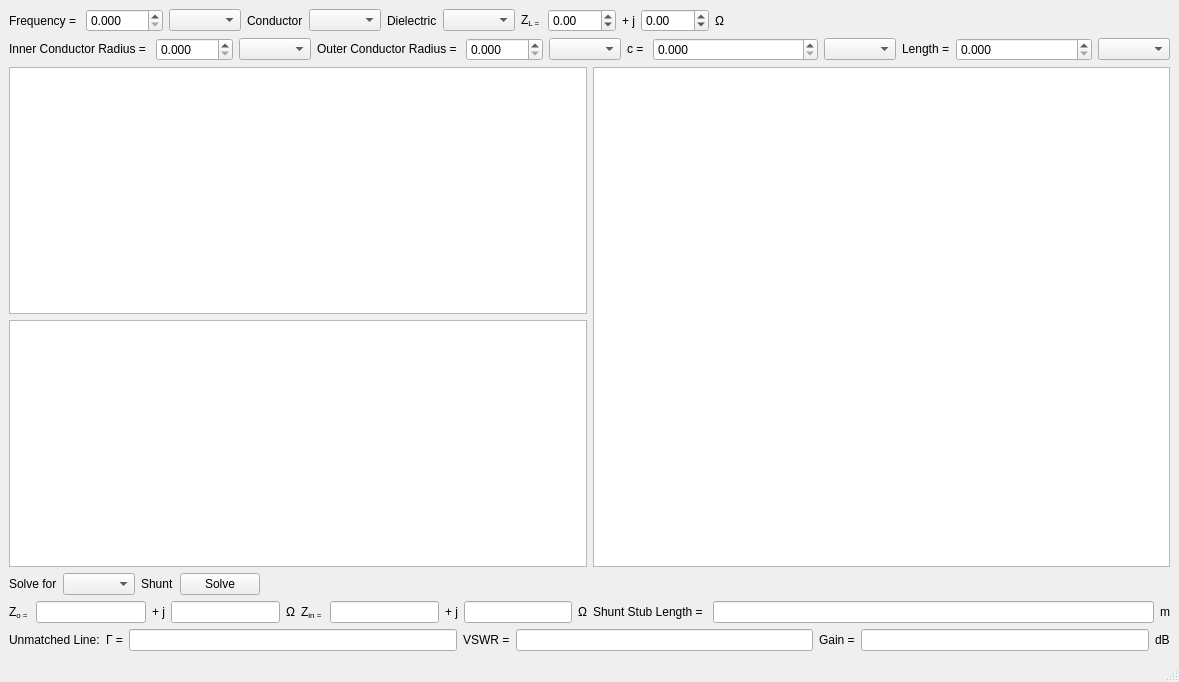
First picture: the form in main_gui.ui, repository cativenom/CoaxCableProject, before the edit.
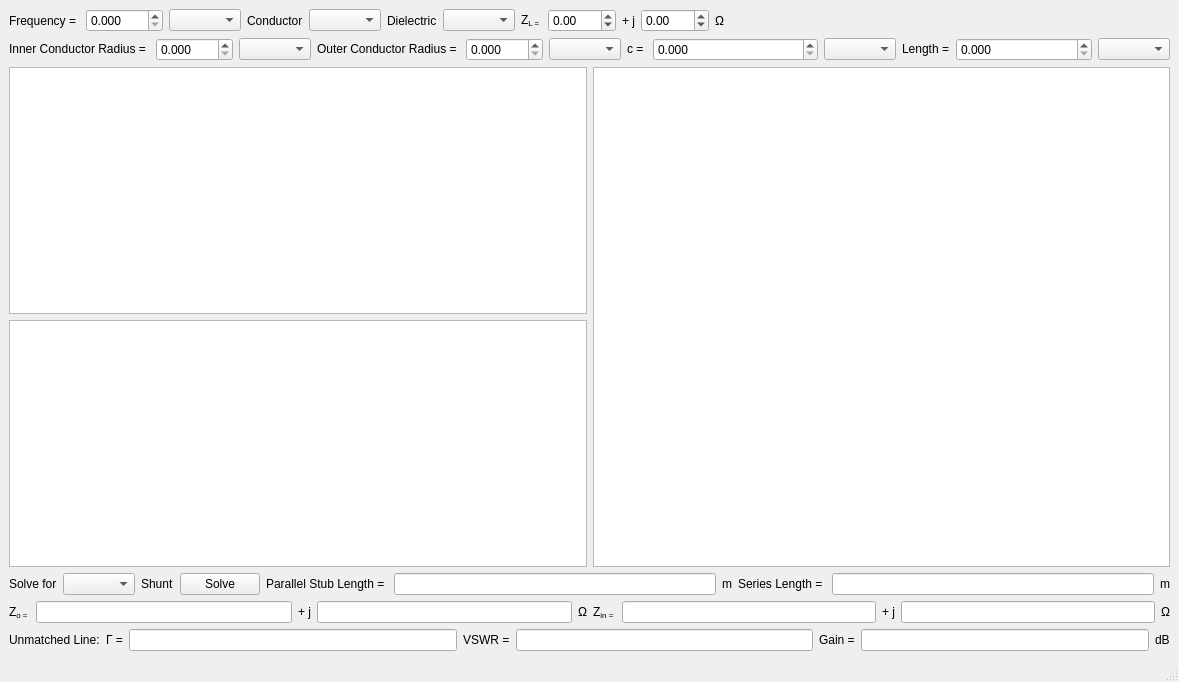
Second picture: the form after the edit.

Commit message: Display both lengths to gui

```diff
--- a/main_gui.ui
+++ b/main_gui.ui
@@ -402,17 +402,42 @@
            </widget>
           </item>
           <item>
-           <spacer name="horizontalSpacer">
-            <property name="orientation">
-             <enum>Qt::Orientation::Horizontal</enum>
+           <widget class="QLabel" name="label_18">
+            <property name="text">
+             <string>&lt;html&gt;&lt;head/&gt;&lt;body&gt;&lt;p&gt;Parallel Stub Length = &lt;/p&gt;&lt;/body&gt;&lt;/html&gt;</string>
             </property>
-            <property name="sizeHint" stdset="0">
-             <size>
-              <width>468</width>
-              <height>20</height>
-             </size>
+           </widget>
+          </item>
+          <item>
+           <widget class="QLineEdit" name="parallel_stub_length">
+            <property name="readOnly">
+             <bool>true</bool>
             </property>
-           </spacer>
+           </widget>
+          </item>
+          <item>
+           <widget class="QLabel" name="label_24">
+            <property name="text">
+             <string>m</string>
+            </property>
+           </widget>
+          </item>
+          <item>
+           <widget class="QLabel" name="label">
+            <property name="text">
+             <string>Series Length = </string>
+            </property>
+           </widget>
+          </item>
+          <item>
+           <widget class="QLineEdit" name="series_stub_length"/>
+          </item>
+          <item>
+           <widget class="QLabel" name="label_4">
+            <property name="text">
+             <string>m</string>
+            </property>
+           </widget>
           </item>
          </layout>
         </item>
@@ -501,29 +526,7 @@
            </layout>
           </item>
           <item>
-           <layout class="QHBoxLayout" name="horizontalLayout_13">
-            <item>
-             <widget class="QLabel" name="label_18">
-              <property name="text">
-               <string>&lt;html&gt;&lt;head/&gt;&lt;body&gt;&lt;p&gt;Shunt Stub Length = &lt;/p&gt;&lt;/body&gt;&lt;/html&gt;</string>
-              </property>
-             </widget>
-            </item>
-            <item>
-             <widget class="QLineEdit" name="shunt_stub_length">
-              <property name="readOnly">
-               <bool>true</bool>
-              </property>
-             </widget>
-            </item>
-            <item>
-             <widget class="QLabel" name="label_24">
-              <property name="text">
-               <string>m</string>
-              </property>
-             </widget>
-            </item>
-           </layout>
+           <layout class="QHBoxLayout" name="horizontalLayout_13"/>
           </item>
          </layout>
         </item>
```
Left out of the diff: 2 changed lines with no effect on the pictures. The commit also changes 2 other files.
